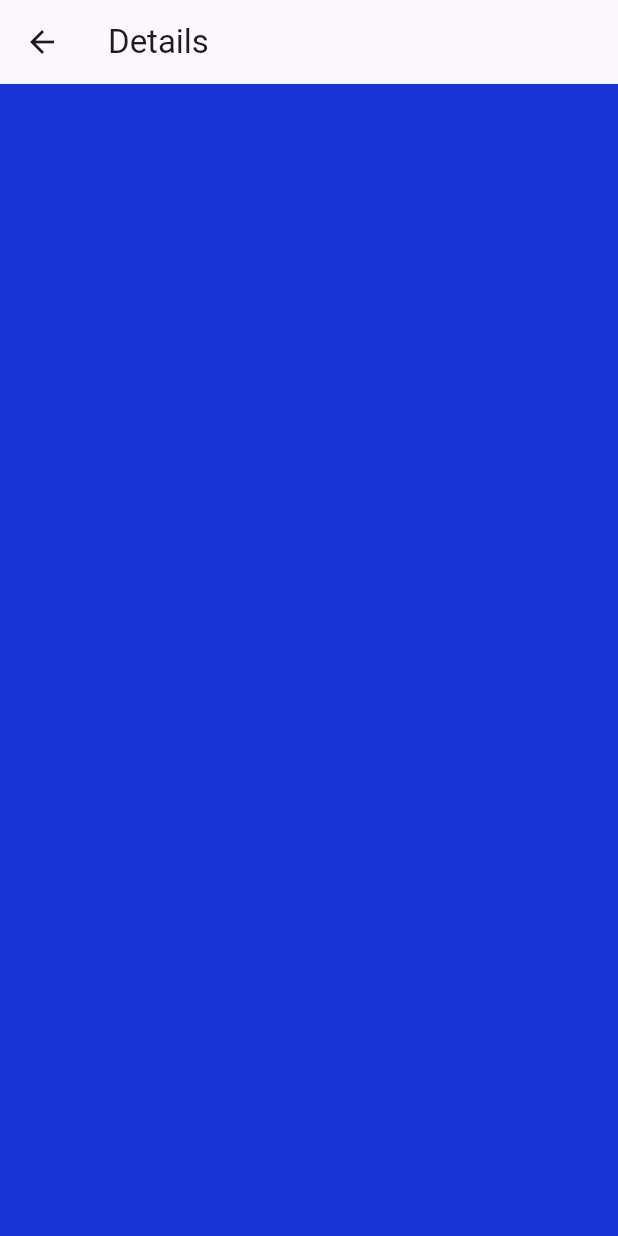
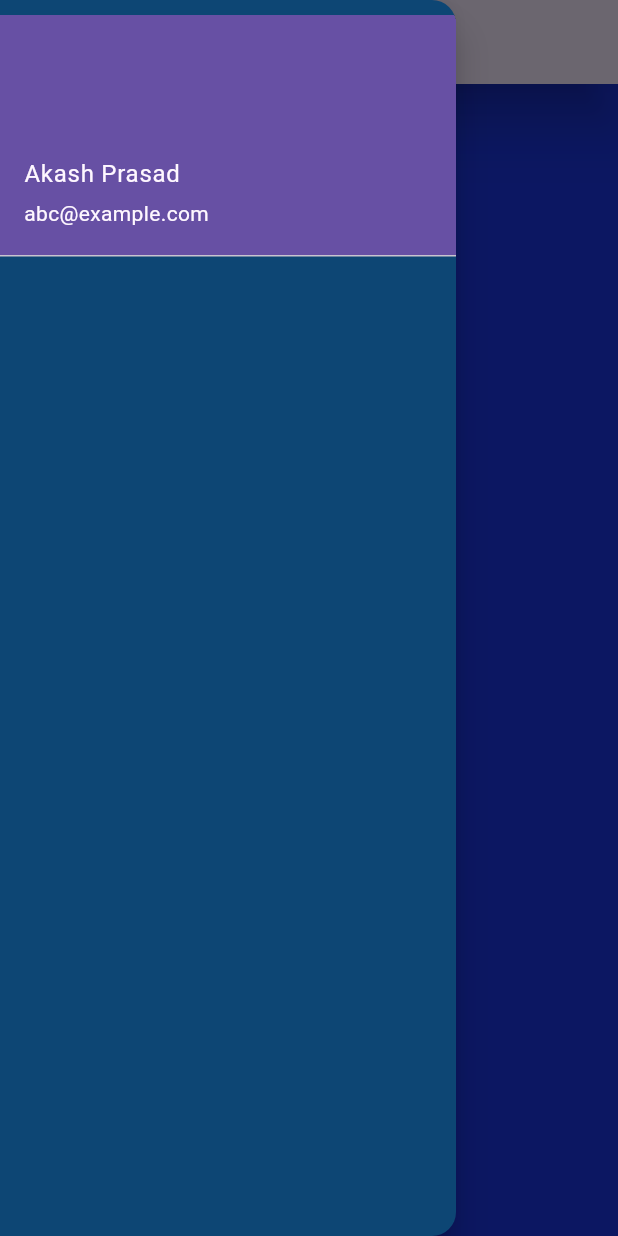
Before and after one commit to Akashprasad123/fly_with_flutter, a Flutter app: the ScrollScreen screen opened directly, with the side drawer open (before the commit the screen has no drawer), on a phone screen of 412 x 824 dp. Run offline on Flutter 3.47's test engine with Material 3 defaults, Android fonts, the phone set to English and light mode, and no system bars.

Commit message:
Added drawer to the scroll screen

```diff
--- a/lib/login_screen.dart
+++ b/lib/login_screen.dart
@@ -38,7 +38,7 @@ class LoginPage extends StatelessWidget {
                   child: Padding(
                     padding: const EdgeInsets.only(left: 20, right: 20),
                     child: Column(children: [
-                      TextField(
+                      TextFormField(
                         style: const TextStyle(color: Colors.white),
                         textInputAction: TextInputAction.next,
                         decoration: InputDecoration(
@@ -62,7 +62,7 @@ class LoginPage extends StatelessWidget {
                       const SizedBox(
                         height: 20,
                       ),
-                      TextField(
+                      TextFormField(
                         style: const TextStyle(color: Colors.white),
                         obscureText: true,
                         textInputAction: TextInputAction.done,
--- a/lib/scrollview.dart
+++ b/lib/scrollview.dart
@@ -7,13 +7,34 @@ class ScrollScreen extends StatelessWidget {
   Widget build(BuildContext context) {
     return Scaffold(
       appBar: AppBar(
-        title: Text("Details"),
+        title: Text("List View"),
+        elevation: 15,
+        shadowColor: Colors.black,
+        automaticallyImplyLeading: true,
       ),
-      backgroundColor: Colors.transparent,
-      body: SafeArea(
+      backgroundColor: Color.fromARGB(255, 26, 51, 213),
+      drawer: Drawer(
+        backgroundColor: const Color.fromARGB(255, 13, 70, 116),
+        elevation: 10,
+        shadowColor: Colors.black,
+        child: SafeArea(
           child: Container(
-        color: Color.fromARGB(255, 26, 51, 213),
-      )),
+            child: ListView(
+              children: const [
+                SizedBox(
+                  height: 10,
+                ),
+                UserAccountsDrawerHeader(
+                  accountName: Text("Akash Prasad"),
+                  accountEmail: Text(
+                    "abc@example.com",
+                  ),
+                )
+              ],
+            ),
+          ),
+        ),
+      ),
     );
   }
 }
```
